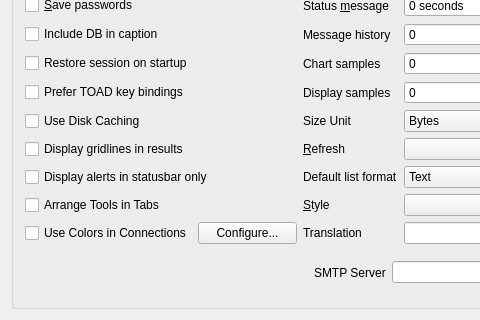
Old version of the form src/toglobalsettingui.ui in the repository tora-tool/tora; both pictures show x 0 to 480 and y 321 to 641 of the 692 by 641 pixel window.
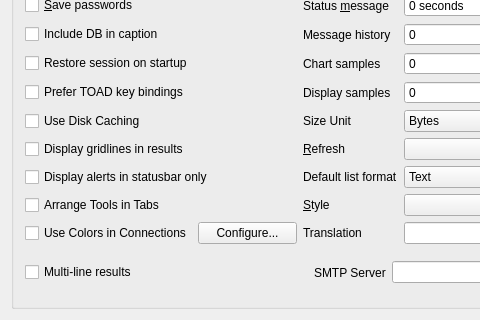
New version of the form.

Commit message: Multi-line table cells

Patch:
```diff
--- a/src/toglobalsettingui.ui
+++ b/src/toglobalsettingui.ui
@@ -591,6 +591,13 @@
         </item>
        </layout>
       </item>
+      <item row="10" column="0">
+       <widget class="QCheckBox" name="MultiLineResults">
+        <property name="text">
+         <string>Multi-line results</string>
+        </property>
+       </widget>
+      </item>
      </layout>
     </widget>
    </item>
```
The commit also changes 9 other files.
